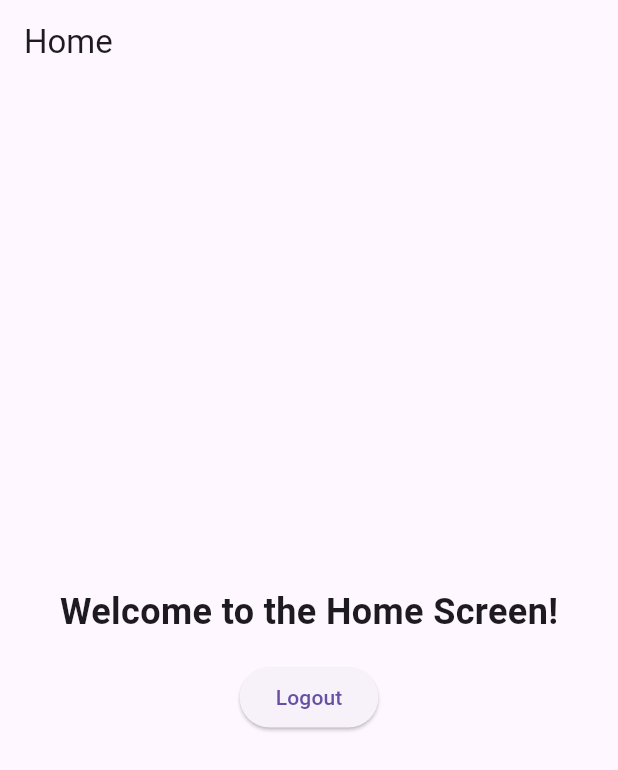
After one commit to tobeking01/Auth-Clean-MVVM, a Flutter app: the HomeScreen screen opened by its route, on a phone screen of 412 x 824 dp. The commit adds this screen. Shown: the top 770 px of the screen. Run offline on Flutter 3.47's test engine with Material 3 defaults, Android fonts, the phone set to English and light mode, and no system bars; our stand-ins replace connectivity_plus, dartz, equatable, flutter_bloc, get_it, logger and 1 more; accounts and stored records are empty.

Commit message:
Add home screen and updated signup flow with context mounted checks

```diff
--- /dev/null
+++ b/lib/features/home/presentation/pages/home_screen.dart
@@ -0,0 +1,34 @@
+import 'package:flutter/material.dart';
+
+class HomeScreen extends StatelessWidget {
+  const HomeScreen({super.key});
+
+  @override
+  Widget build(BuildContext context) {
+    return Scaffold(
+      appBar: AppBar(
+        title: const Text('Home'),
+        automaticallyImplyLeading: false, // Removes back button to prevent navigation back to Login
+      ),
+      body: Center(
+        child: Column(
+          mainAxisAlignment: MainAxisAlignment.center,
+          children: [
+            const Text(
+              'Welcome to the Home Screen!',
+              style: TextStyle(fontSize: 24, fontWeight: FontWeight.bold),
+            ),
+            const SizedBox(height: 16),
+            ElevatedButton(
+              onPressed: () {
+                // Perform logout and navigate back to the LoginPage
+                Navigator.of(context).pushReplacementNamed('/login');
+              },
+              child: const Text('Logout'),
+            ),
+          ],
+        ),
+      ),
+    );
+  }
+}
```
Also changed, not shown: lib/core/injectable/injectable.dart (+9 -3 lines), lib/core/network/network_info_impl.dart (+6 -7 lines), lib/features/authentication/data/datasources/authentication_local_data_source_impl.dart (+20 -6 lines), lib/features/authentication/data/models/user_model.dart (+9 -0 lines), lib/features/authentication/presentation/blocs/authentication_bloc.dart (+12 -1 lines), lib/features/authentication/presentation/widgets/login_form.dart (+21 -8 lines), lib/features/authentication/presentation/widgets/signup_form.dart (+23 -9 lines), lib/main.dart (+16 -7 lines), lib/features/authentication/presentation/pages/login_page.dart (line endings or trailing spaces), lib/features/authentication/presentation/pages/signup_page.dart (line endings or trailing spaces).
